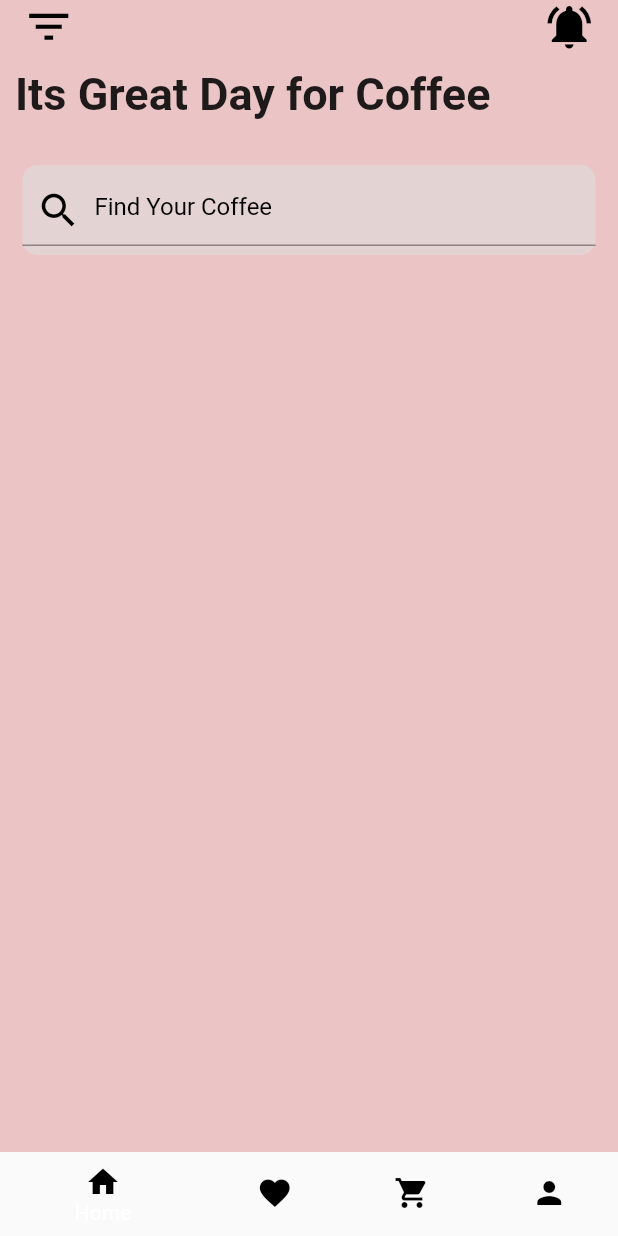
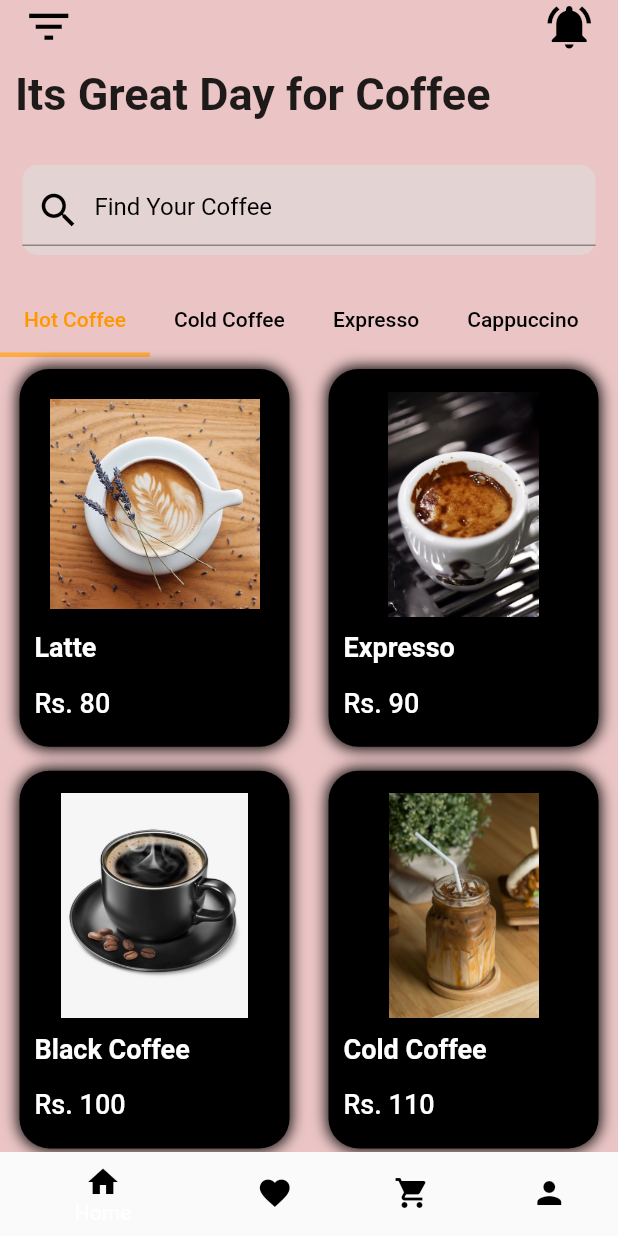
Before and after one commit to Nakiita/Coffee-Shop, a Flutter app: the screen it shows after launch, on a phone screen of 412 x 824 dp. Run offline on Flutter 3.47's test engine with Material 2 defaults, Android fonts, the phone set to English and light mode, and no system bars; our stand-ins replace cloud_firestore, firebase_auth, firebase_core, google_fonts; accounts and stored records are empty.

Commit message:
Dashboard

```diff
--- a/coffee/lib/screens/dashboard.dart
+++ b/coffee/lib/screens/dashboard.dart
@@ -1,6 +1,8 @@
 import 'package:flutter/material.dart';
 import 'package:flutter/src/widgets/container.dart';
 import 'package:flutter/src/widgets/framework.dart';
+
+import '../widgets/items_widget.dart';
 
 class HomePage extends StatefulWidget {
   const HomePage({super.key});
@@ -9,7 +11,30 @@ class HomePage extends StatefulWidget {
   State<HomePage> createState() => _HomePageState();
 }
 
-class _HomePageState extends State<HomePage> {
+class _HomePageState extends State<HomePage>
+    with SingleTickerProviderStateMixin {
+  late TabController _tabController;
+
+  @override
+  void initState() {
+    _tabController = TabController(length: 4, vsync: this, initialIndex: 0);
+    _tabController.addListener(_handleTabSelection);
+    super.initState();
+  }
+
+  _handleTabSelection() {
+    if (_tabController.indexIsChanging) {
+      setState(() {});
+    }
+  }
+
+  @override
+  void dispose() {
+    _tabController.dispose();
+    // TODO: implement dispose
+    super.dispose();
+  }
+
   PageController pageController = PageController();
   int selectedIndex = 0;
   _onPageChanged(int index) {
@@ -132,6 +157,31 @@ class _HomePageState extends State<HomePage> {
                           ),
                         ),
                       ),
+                      TabBar(
+                          controller: _tabController,
+                          labelColor: Colors.orange,
+                          unselectedLabelColor: Colors.black,
+                          isScrollable: true,
+                          indicator: UnderlineTabIndicator(
+                            borderSide: BorderSide(
+                                width: 3, color: Colors.orangeAccent),
+                          ),
+                          tabs: [
+                            Tab(text: "Hot Coffee"),
+                            Tab(text: "Cold Coffee"),
+                            Tab(text: "Expresso"),
+                            Tab(text: "Cappuccino"),
+                            Tab(text: "Latte"),
+                          ]),
+                      Center(
+                        child: [
+                          ItemsWidget(),
+                          ItemsWidget(),
+                          ItemsWidget(),
+                          ItemsWidget(),
+                          ItemsWidget(),
+                        ][_tabController.index],
+                      ),
                     ]),
               ),
             ),
--- /dev/null
+++ b/coffee/lib/screens/detailscreen.dart
@@ -0,0 +1,41 @@
+import 'package:flutter/material.dart';
+
+class DetailsPage extends StatelessWidget {
+  final String name;
+  final String price;
+  final String image;
+
+  DetailsPage({ Key? key,required this.name,required this.price,required this.image}) : super(key: key);
+
+  @override
+  Widget build(BuildContext context) {
+    return Scaffold(
+        appBar: AppBar(title: Text("Details")),
+        body: Column(
+          children: <Widget>[
+            Image.asset(
+              "assets/images/$image.jpg",
+              width: double.infinity,
+              height: 250,
+              fit: BoxFit.cover,
+            ),
+            SizedBox(height: 10),
+            Text(
+              name,
+              style: TextStyle(
+                fontSize: 22,
+                fontWeight: FontWeight.bold,
+              ),
+            ),
+            SizedBox(height: 10),
+            Text(
+              price,
+              style: TextStyle(
+                color: Colors.grey,
+                fontSize: 18,
+              ),
+            ),
+          ],
+        ));
+  }
+}
--- /dev/null
+++ b/coffee/lib/widgets/items_widget.dart
@@ -0,0 +1,113 @@
+import 'package:flutter/cupertino.dart';
+import 'package:flutter/material.dart';
+
+import '../screens/detailscreen.dart';
+
+
+class ItemsWidget extends StatelessWidget {
+  List img = [
+    'Latte',
+    'Expresso',
+    'Black Coffee',
+    'Cold Coffee',
+    'Cappuccino',
+    'Americano',
+  ];
+  List prices = [
+    'Rs. 80',
+    'Rs. 90',
+    'Rs. 100',
+    'Rs. 110',
+    'Rs. 120',
+    'Rs. 130',
+  ];
+
+  @override
+  Widget build(BuildContext context) {
+    return GridView.count(
+      physics: NeverScrollableScrollPhysics(),
+      crossAxisCount: 2,
+      shrinkWrap: true,
+      childAspectRatio: (150 / 195),
+      children: [
+        for (int i = 0; i < img.length; i++)
+          Container(
+            padding: EdgeInsets.symmetric(vertical: 5, horizontal: 10),
+            margin: EdgeInsets.symmetric(vertical: 8, horizontal: 13),
+            decoration: BoxDecoration(
+              borderRadius: BorderRadius.circular(20),
+              color: Colors.black,
+              boxShadow: [
+                BoxShadow(
+                  color: Colors.black,
+                  spreadRadius: 1,
+                  blurRadius: 8,
+                ),
+              ],
+            ),
+            child: Column(
+              children: [
+                InkWell(
+                  onTap: () {
+                    Navigator.push(
+                        context,
+                        MaterialPageRoute(
+                            builder: (context) => DetailsPage(
+                                  name: img[i],
+                                  price: prices[i],
+                                  image: img[i],
+                                )));
+                  },
+                  child: Container(
+                    margin: EdgeInsets.all(10),
+                    child: Image.asset(
+                      "assets/images/${img[i]}.jpg",
+                      width: 150,
+                      height: 150,
+                      fit: BoxFit.contain,
+                    ),
+                  ),
+                ),
+                Padding(
+                  padding: EdgeInsets.only(bottom: 8),
+                  child: Align(
+                    alignment: Alignment.centerLeft,
+                    child: Column(
+                      crossAxisAlignment: CrossAxisAlignment.start,
+                      children: [
+                        Text(
+                          img[i],
+                          style: TextStyle(
+                              fontSize: 18,
+                              fontWeight: FontWeight.bold,
+                              color: Colors.white),
+                        )
+                      ],
+                    ),
+                  ),
+                ),
+                SizedBox(
+                  height: 8,
+                ),
+                Padding(
+                  padding: EdgeInsets.symmetric(),
+                  child: Row(
+                    mainAxisAlignment: MainAxisAlignment.spaceBetween,
+                    children: [
+                      Text(
+                        prices[i],
+                        style: TextStyle(
+                            fontSize: 18,
+                            fontWeight: FontWeight.w500,
+                            color: Colors.white),
+                      )
+                    ],
+                  ),
+                )
+              ],
+            ),
+          )
+      ],
+    );
+  }
+}
--- a/coffee/pubspec.yaml
+++ b/coffee/pubspec.yaml
@@ -76,8 +76,7 @@ flutter:
 
   # To add assets to your application, add an assets section, like this:
   assets:
-    - assets/images/logo.jpg
-    - assets/images/opening.jpg
+    - assets/images/
 
       #   - images/a_dot_ham.jpeg
 
```
Also changed, not shown: coffee/assets/images/Americano.jpg (added), coffee/assets/images/Black Coffee.jpg (added), coffee/assets/images/Cappuccino.jpg (added), coffee/assets/images/Cold Coffee.jpg (renamed from coffee/assets/images/Coffee.jpg), coffee/assets/images/Expresso.jpg (added), coffee/assets/images/Latte.jpg (added).
